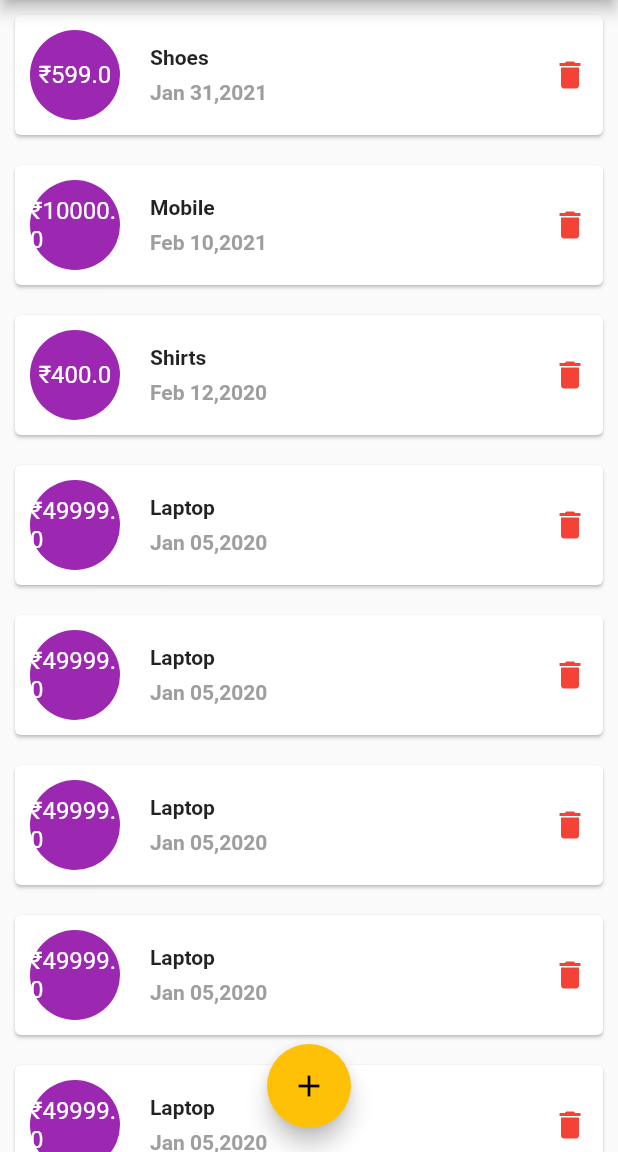
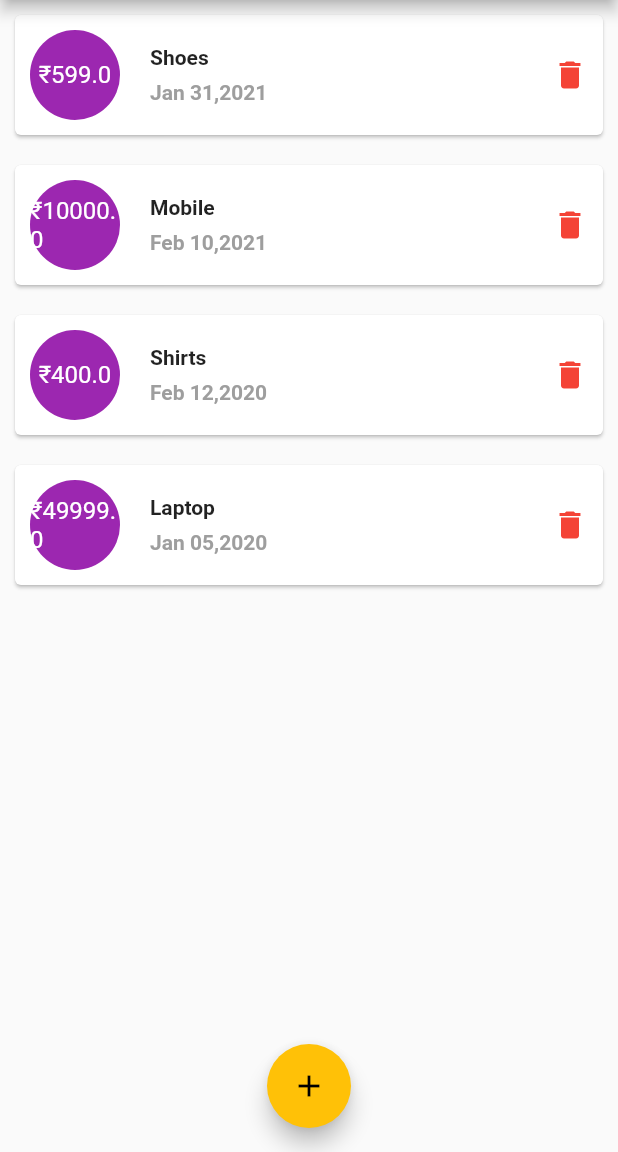
Before and after one commit to prathiswaran-gr/personal_expenses, a Flutter app: the screen it shows after launch, on a phone screen of 412 x 824 dp, the part 84-1236 px from its top. Run offline on Flutter 3.47's test engine with Material 2 defaults, Android fonts, the phone set to English and light mode, and no system bars.

Commit message:
clean code

```diff
--- a/lib/main.dart
+++ b/lib/main.dart
@@ -17,19 +17,9 @@ class _MyAppState extends State<MyApp> {
     Data(item: 'Mobile', price: 10000, date: 'Feb 10,2021'),
     Data(item: 'Shirts', price: 400, date: 'Feb 12,2020'),
     Data(item: 'Laptop', price: 49999, date: 'Jan 05,2020'),
-    Data(item: 'Laptop', price: 49999, date: 'Jan 05,2020'),
-    Data(item: 'Laptop', price: 49999, date: 'Jan 05,2020'),
-    Data(item: 'Laptop', price: 49999, date: 'Jan 05,2020'),
-    Data(item: 'Laptop', price: 49999, date: 'Jan 05,2020'),
-    Data(item: 'Laptop', price: 49999, date: 'Jan 05,2020'),
-    Data(item: 'Laptop', price: 49999, date: 'Jan 05,2020'),
-    Data(item: 'Laptop', price: 49999, date: 'Jan 05,2020')
+
   ];
-  void delete(String item, double price, String date) {
-    dataList.removeWhere((element) =>
-        element.item == item && element.price == price && element.date == date);
-    setState(() {});
-  }
+
 
   @override
   Widget build(BuildContext context) {
```
Also changed, not shown: lib/cardList.dart (+1 -7 lines).
